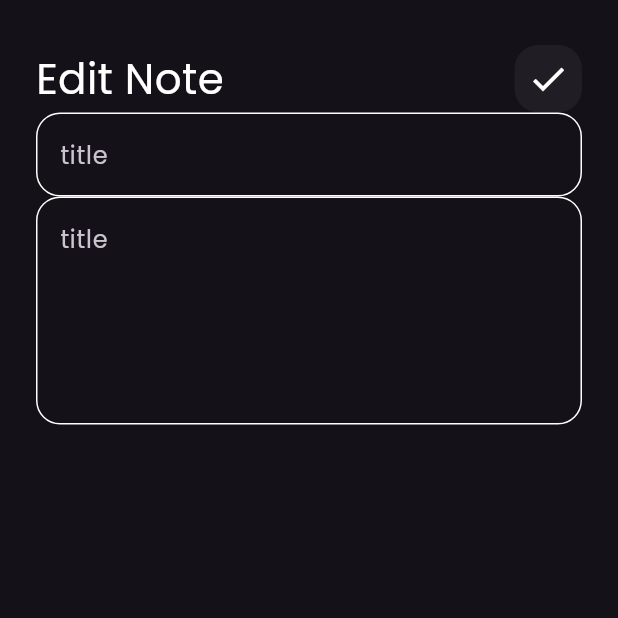
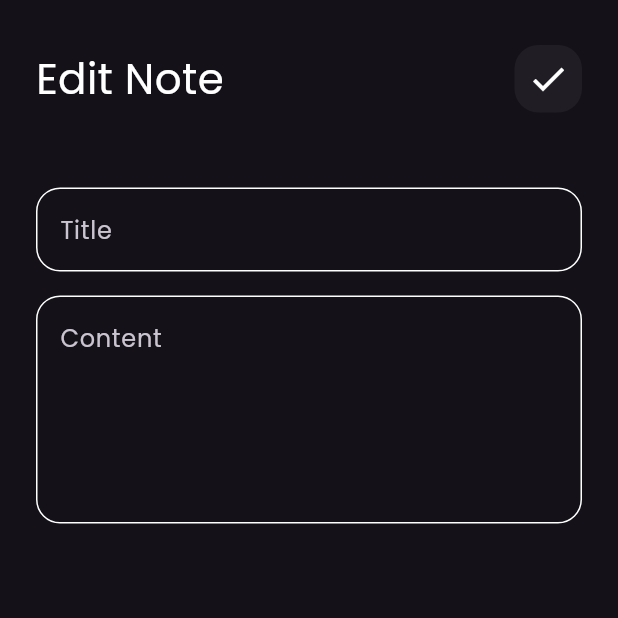
Before and after one commit to khaledmohamedataa/notes__app, a Flutter app: the EditNoteView screen opened directly, on a phone screen of 412 x 824 dp, the top half of it. Run offline on Flutter 3.47's test engine with Material 3 defaults, Android fonts, the phone set to English and light mode, and no system bars; our stand-ins replace font_awesome_flutter.

Commit message:
edit note view ui done

```diff
--- a/lib/widgets/edit_note_view_body.dart
+++ b/lib/widgets/edit_note_view_body.dart
@@ -18,9 +18,15 @@ class EditNoteViewBody extends StatelessWidget {
             title: 'Edit Note',
             icon: Icons.check,
           ),
-          CustomTextField(title: 'title'),
+          SizedBox(
+            height: 50,
+          ),
+          CustomTextField(title: 'Title'),
+          SizedBox(
+            height: 16,
+          ),
           CustomTextField(
-            title: 'title',
+            title: 'Content',
             maxLines: 5,
           ),
         ],
```
